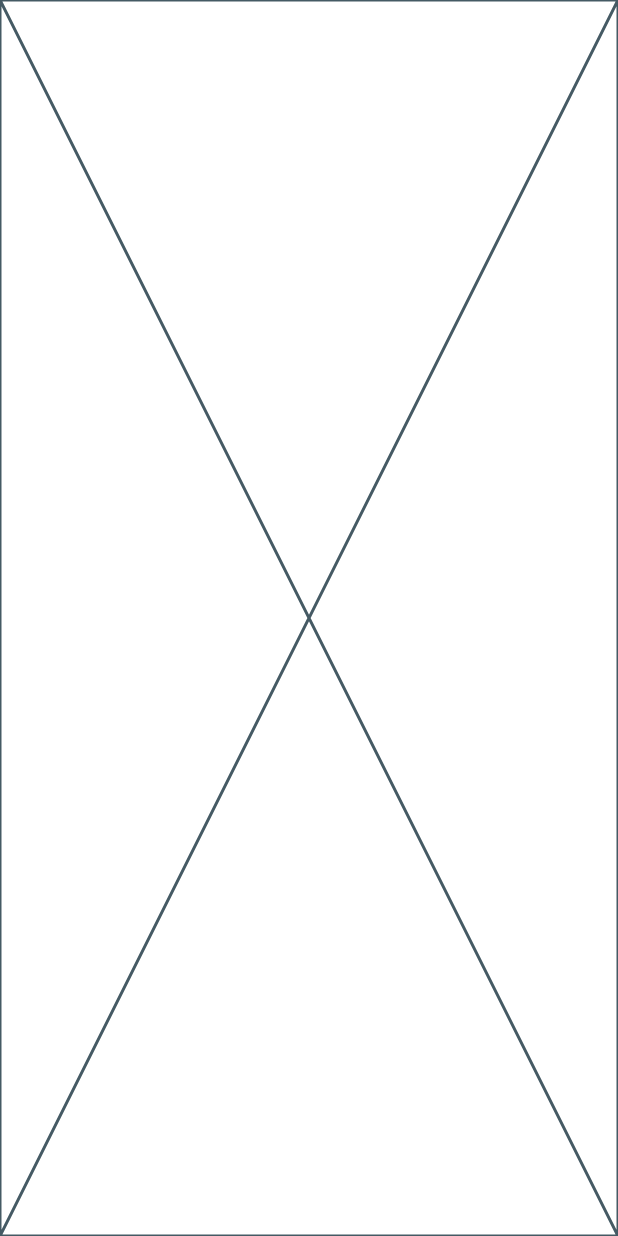
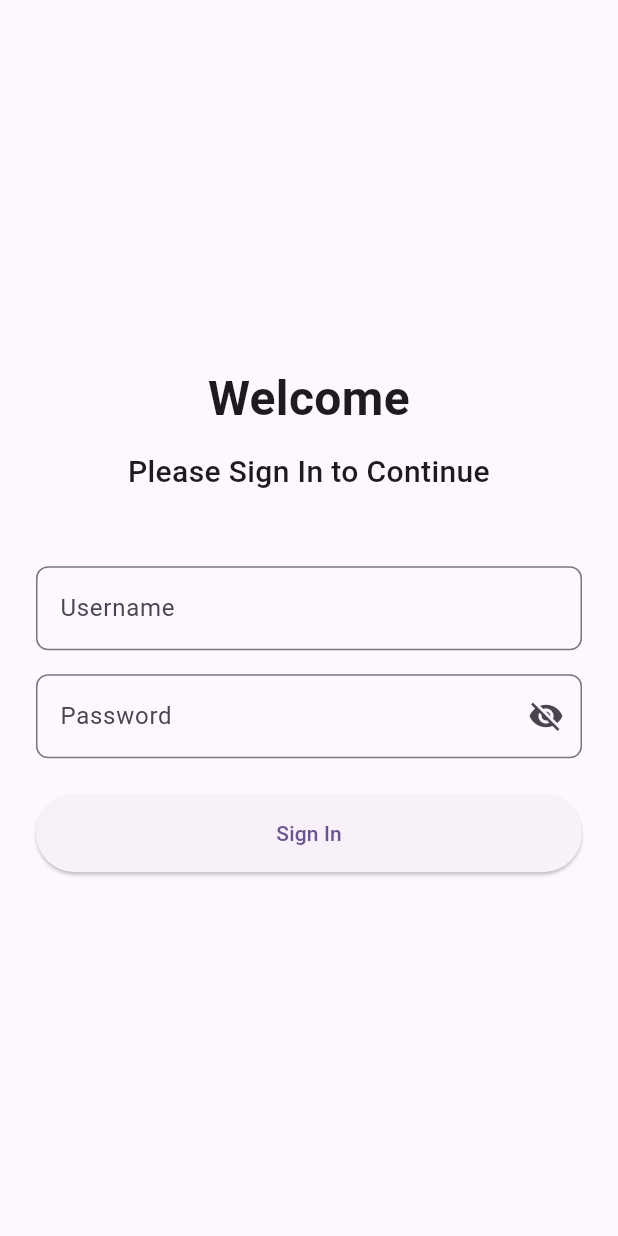
Before and after one commit to sai-kumar-misala/task_management, a Flutter app: the screen it shows after launch, on a phone screen of 412 x 824 dp. Run offline on Flutter 3.47's test engine with Material 3 defaults, Android fonts, the phone set to English and light mode, and no system bars; our stand-ins replace flutter_riverpod.

Commit message:
completed sign in UI

```diff
--- /dev/null
+++ b/lib/app.dart
@@ -0,0 +1,21 @@
+import 'package:flutter/material.dart';
+
+import 'core/constants/app_strings.dart';
+import 'features/auth/presentation/pages/login_page.dart';
+
+class MyApp extends StatelessWidget {
+  const MyApp({super.key});
+
+  @override
+  Widget build(BuildContext context) {
+    return MaterialApp(
+      title: AppStrings.taskManagement,
+      debugShowCheckedModeBanner: false,
+      theme: ThemeData(
+        colorScheme: ColorScheme.fromSeed(seedColor: Colors.deepPurple),
+        useMaterial3: true,
+      ),
+      home: const LoginPage(),
+    );
+  }
+}
--- /dev/null
+++ b/lib/core/constants/app_colors.dart
@@ -0,0 +1,5 @@
+import 'package:flutter/material.dart';
+
+class AppColors {
+  static const primaryColor = Color(0xfff8f8f8);
+}
--- /dev/null
+++ b/lib/core/constants/app_paddings.dart
@@ -0,0 +1,9 @@
+import 'package:flutter/material.dart';
+
+class AppPaddings {
+  // all
+  static const g24 = EdgeInsets.all(24.0);
+
+  // vertical
+  static const gV16 = EdgeInsets.symmetric(vertical: 16);
+}
--- /dev/null
+++ b/lib/core/constants/app_strings.dart
@@ -0,0 +1,14 @@
+class AppStrings {
+  // my app
+  static const taskManagement = 'Task Management';
+
+  // login page
+  static const welcome = 'Welcome';
+  static const signInText = 'Please Sign In to Continue';
+  static const username = 'Username';
+  static const usernameAlert = 'Please enter your username';
+  static const password = 'Password';
+  static const passwordAlert = 'Please enter your password';
+  static const passwordLengthAlert = 'Password must be at least 6 characters';
+  static const login = 'Sign In';
+}
--- /dev/null
+++ b/lib/core/constants/app_text_styles.dart
@@ -0,0 +1,13 @@
+import 'package:flutter/material.dart';
+
+class AppTextStyles {
+  static const TextStyle s32Bold = TextStyle(
+    fontSize: 32,
+    fontWeight: FontWeight.bold,
+  );
+
+  static const TextStyle s20W500 = TextStyle(
+    fontSize: 20,
+    fontWeight: FontWeight.w500,
+  );
+}
--- /dev/null
+++ b/lib/features/auth/presentation/pages/login_page.dart
@@ -0,0 +1,108 @@
+import 'package:flutter/material.dart';
+import 'package:flutter_riverpod/flutter_riverpod.dart';
+
+import '../../../../core/constants/app_paddings.dart';
+import '../../../../core/constants/app_strings.dart';
+import '../../../../core/constants/app_text_styles.dart';
+import '../../../../shared/widgets/spacings.dart';
+import '../widgets/custom_text_field.dart';
+
+class LoginPage extends ConsumerStatefulWidget {
+  const LoginPage({super.key});
+
+  @override
+  ConsumerState<LoginPage> createState() => _LoginPageState();
+}
+
+class _LoginPageState extends ConsumerState<LoginPage> {
+  final _formKey = GlobalKey<FormState>();
+  final _usernameController = TextEditingController();
+  final _passwordController = TextEditingController();
+  bool _obscurePassword = true;
+
+  @override
+  void dispose() {
+    _usernameController.dispose();
+    _passwordController.dispose();
+    super.dispose();
+  }
+
+  void _togglePasswordVisibility() {
+    setState(() {
+      _obscurePassword = !_obscurePassword;
+    });
+  }
+
+  @override
+  Widget build(BuildContext context) {
+    final size = MediaQuery.of(context).size;
+
+    return Scaffold(
+      body: Center(
+        child: SingleChildScrollView(
+          padding: AppPaddings.g24,
+          child: ConstrainedBox(
+            constraints: BoxConstraints(
+              maxWidth: 400,
+              minHeight: size.height * 0.5,
+            ),
+            child: Form(
+              key: _formKey,
+              child: Column(
+                mainAxisAlignment: MainAxisAlignment.center,
+                crossAxisAlignment: CrossAxisAlignment.stretch,
+                children: [
+                  const Text(
+                    AppStrings.welcome,
+                    style: AppTextStyles.s32Bold,
+                    textAlign: TextAlign.center,
+                  ),
+                  const Spacing.vertical(12),
+                  const Text(
+                    AppStrings.signInText,
+                    style: AppTextStyles.s20W500,
+                    textAlign: TextAlign.center,
+                  ),
+                  const Spacing.vertical(48),
+                  CustomTextField(
+                    label: AppStrings.username,
+                    controller: _usernameController,
+                    validator: (value) {
+                      if (value?.isEmpty ?? true) {
+                        return AppStrings.usernameAlert;
+                      }
+                      return null;
+                    },
+                  ),
+                  const Spacing.vertical(16),
+                  CustomTextField(
+                    label: AppStrings.password,
+                    controller: _passwordController,
+                    obscureText: _obscurePassword,
+                    isPassword: true,
+                    onToggleVisibility: _togglePasswordVisibility,
+                    validator: (value) {
+                      if (value?.isEmpty ?? true) {
+                        return AppStrings.passwordAlert;
+                      }
+                      if ((value?.length ?? 0) < 6) {
+                        return AppStrings.passwordLengthAlert;
+                      }
+                      return null;
+                    },
+                  ),
+                  const Spacing.vertical(24),
+                  ElevatedButton(
+                    onPressed: () {},
+                    style: ElevatedButton.styleFrom(padding: AppPaddings.gV16),
+                    child: const Text(AppStrings.login),
+                  ),
+                ],
+              ),
+            ),
+          ),
+        ),
+      ),
+    );
+  }
+}
--- /dev/null
+++ b/lib/features/auth/presentation/widgets/custom_text_field.dart
@@ -0,0 +1,43 @@
+import 'package:flutter/material.dart';
+
+class CustomTextField extends StatelessWidget {
+  final String label;
+  final TextEditingController controller;
+  final String? Function(String?)? validator;
+  final bool obscureText;
+  final VoidCallback? onToggleVisibility;
+  final bool isPassword;
+
+  const CustomTextField({
+    super.key,
+    required this.label,
+    required this.controller,
+    this.validator,
+    this.obscureText = false,
+    this.onToggleVisibility,
+    this.isPassword = false,
+  });
+
+  @override
+  Widget build(BuildContext context) {
+    return TextFormField(
+      controller: controller,
+      validator: validator,
+      obscureText: obscureText,
+      decoration: InputDecoration(
+        labelText: label,
+        border: OutlineInputBorder(
+          borderRadius: BorderRadius.circular(8),
+        ),
+        suffixIcon: isPassword
+            ? IconButton(
+                icon: Icon(
+                  obscureText ? Icons.visibility_off : Icons.visibility,
+                ),
+                onPressed: onToggleVisibility,
+              )
+            : null,
+      ),
+    );
+  }
+}
--- a/lib/main.dart
+++ b/lib/main.dart
@@ -1,21 +1,11 @@
 import 'package:flutter/material.dart';
+import 'package:flutter_riverpod/flutter_riverpod.dart';
+import 'app.dart';
 
 void main() {
-  runApp(const MyApp());
+  runApp(
+    const ProviderScope(
+      child: MyApp(),
+    ),
+  );
 }
-
-class MyApp extends StatelessWidget {
-  const MyApp({super.key});
-
-  @override
-  Widget build(BuildContext context) {
-    return MaterialApp(
-      title: 'Flutter Demo',
-      theme: ThemeData(
-        colorScheme: ColorScheme.fromSeed(seedColor: Colors.deepPurple),
-        useMaterial3: true,
-      ),
-      home: const Placeholder(),
-    );
-  }
-}
--- /dev/null
+++ b/lib/shared/widgets/spacings.dart
@@ -0,0 +1,17 @@
+import 'package:flutter/material.dart';
+
+class Spacing extends StatelessWidget {
+  final double size;
+  final bool isVertical;
+
+  const Spacing.vertical(this.size, {super.key}) : isVertical = true;
+  const Spacing.horizontal(this.size, {super.key}) : isVertical = false;
+
+  @override
+  Widget build(BuildContext context) {
+    return SizedBox(
+      width: isVertical ? 0 : size,
+      height: isVertical ? size : 0,
+    );
+  }
+}
```
Also changed, not shown: pubspec.yaml (+5 -17 lines), pubspec.lock, 1 other file.
